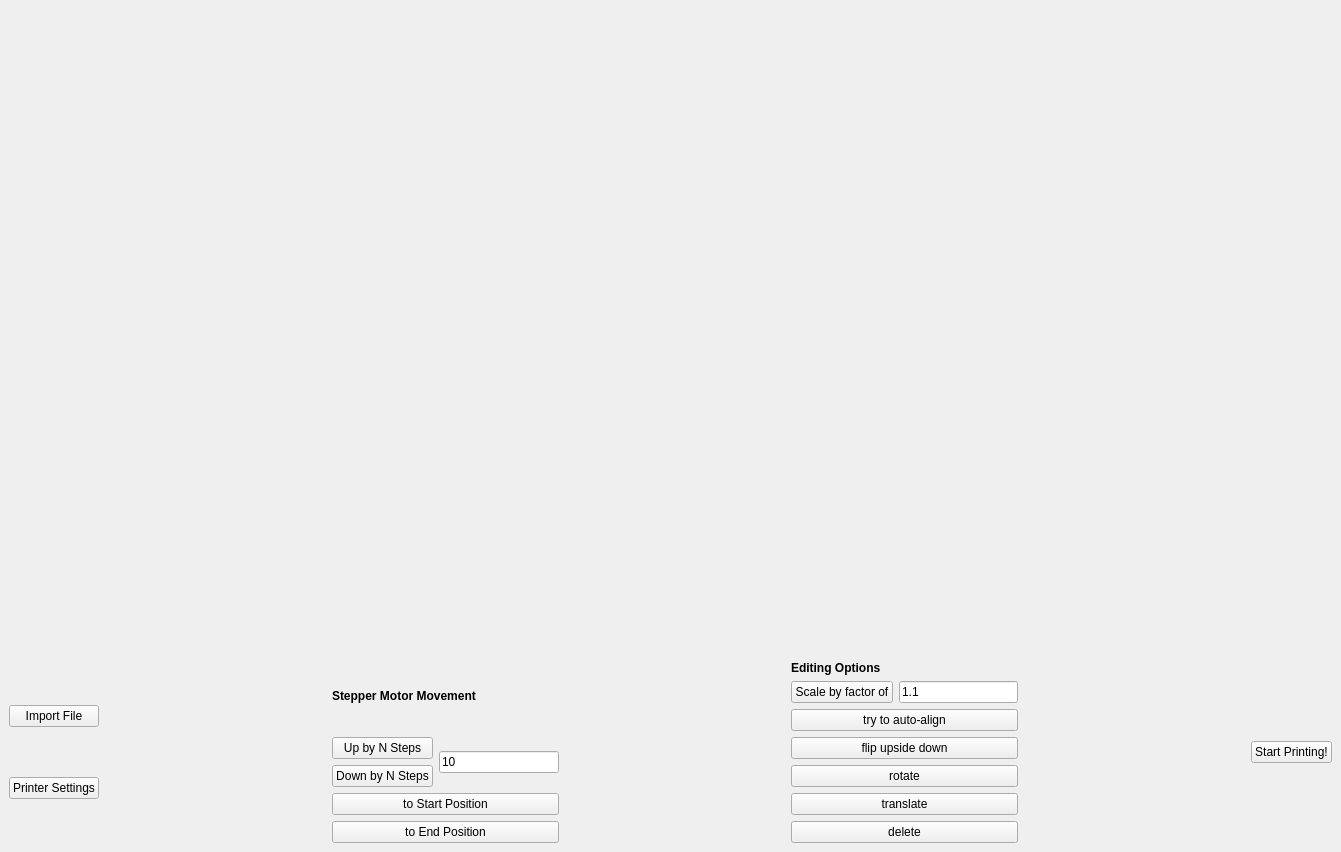
This is sla_client/View/StandardWindow.ui in entropybit/slaprinter as Qt 5 draws it before an edit. The edited form follows.
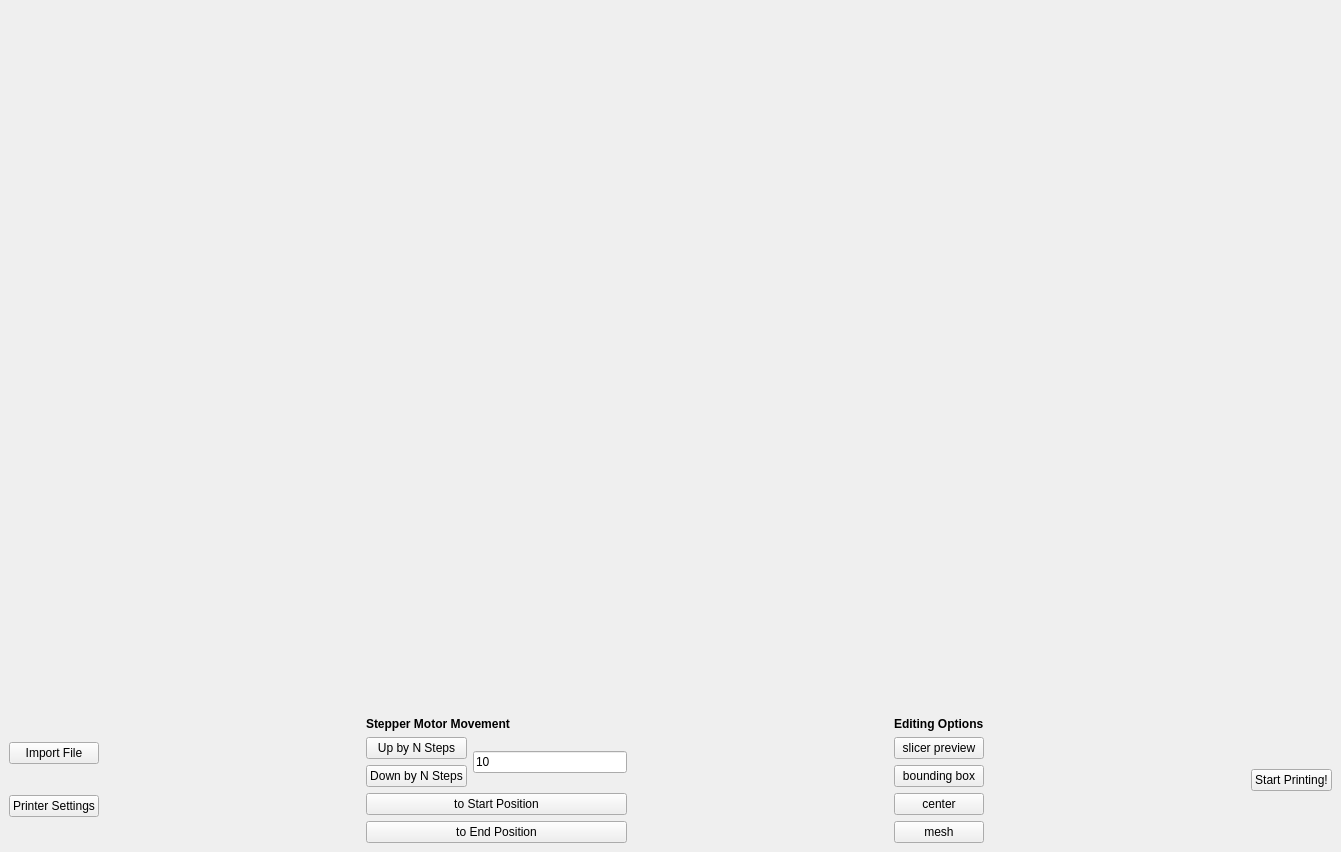
This is the edited form.

Commit message: a few minor features like selective centering or displaying of the mesh / a boundary box also connected with that Data Model for boundary box prepared...

```diff
--- a/sla_client/View/StandardWindow.ui
+++ b/sla_client/View/StandardWindow.ui
@@ -171,30 +171,12 @@
            </widget>
           </item>
           <item>
-           <layout class="QHBoxLayout" name="horizontalLayout">
-            <item>
-             <widget class="QPushButton" name="ScaleButton">
-              <property name="text">
-               <string>Scale by factor of</string>
-              </property>
-             </widget>
-            </item>
-            <item>
-             <widget class="QLineEdit" name="ScaleFactor">
-              <property name="toolTip">
-               <string>&lt;html&gt;&lt;head/&gt;&lt;body&gt;&lt;p&gt;N=&lt;/p&gt;&lt;/body&gt;&lt;/html&gt;</string>
-              </property>
-              <property name="text">
-               <string>1.1</string>
-              </property>
-             </widget>
-            </item>
-           </layout>
+           <layout class="QHBoxLayout" name="horizontalLayout"/>
           </item>
           <item>
            <widget class="QPushButton" name="AutoAlignButton">
             <property name="text">
-             <string>try to auto-align</string>
+             <string>slicer preview</string>
             </property>
            </widget>
           </item>
@@ -204,28 +186,21 @@
              <string>&lt;html&gt;&lt;head/&gt;&lt;body&gt;&lt;p&gt;This SLA printer prints from the bottom up - the 3D model has to have its flattest surface on top.&lt;/p&gt;&lt;/body&gt;&lt;/html&gt;</string>
             </property>
             <property name="text">
-             <string>flip upside down</string>
+             <string>bounding box</string>
             </property>
            </widget>
           </item>
           <item>
            <widget class="QPushButton" name="pushButton_6">
             <property name="text">
-             <string>rotate</string>
+             <string>center</string>
             </property>
            </widget>
           </item>
           <item>
            <widget class="QPushButton" name="pushButton_2">
             <property name="text">
-             <string>translate</string>
-            </property>
-           </widget>
-          </item>
-          <item>
-           <widget class="QPushButton" name="pushButton_5">
-            <property name="text">
-             <string>delete</string>
+             <string>mesh</string>
             </property>
            </widget>
           </item>
```
Left out of the diff: 6 changed lines with no effect on the pictures. The commit also changes 7 other files.
